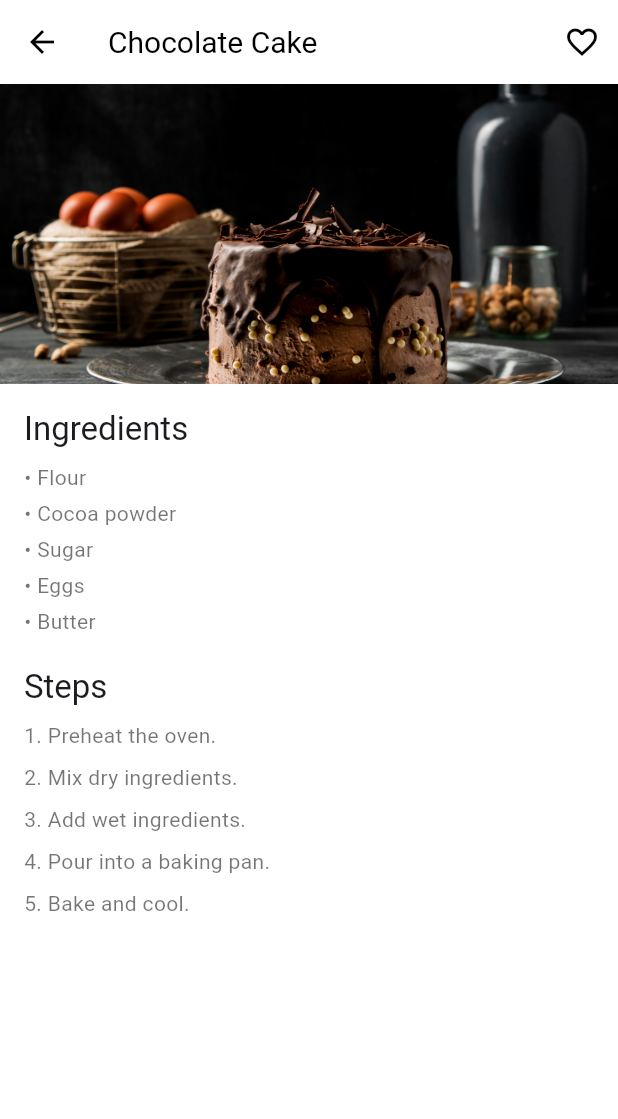
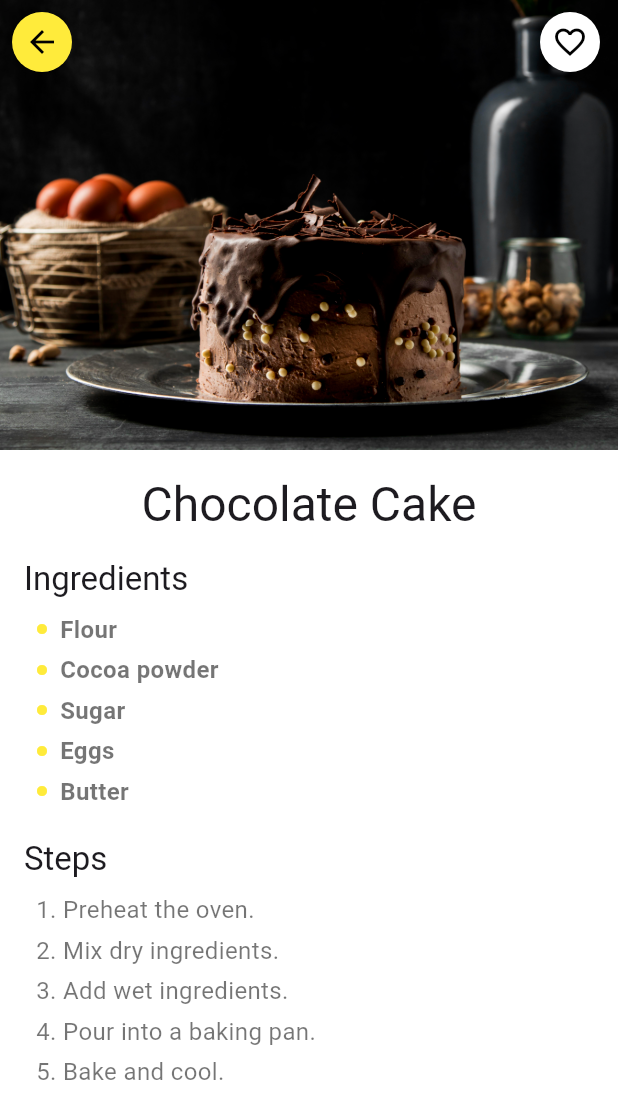
Before and after one commit to MCDiYae/cook_app, a Flutter app: the screen it shows after launch, after a tap on "Chocolate Cake", on a phone screen of 412 x 824 dp. Shown: the top 1119 px of the screen. Run offline on Flutter 3.47's test engine with Material 3 defaults, Android fonts, the phone set to English and light mode, and no system bars; our stand-ins replace shared_preferences.

Commit message:
recipe page

```diff
--- a/assets/data/recipes.json
+++ b/assets/data/recipes.json
@@ -183,7 +183,7 @@
       "id": "10",
       "title": "Paella",
       "imageUrl": "assets/images/paella.jpg",
-      "categories": ["Spanish"],
+      "categories": ["Spanish","trend"],
       "ingredients": [
           "Rice",
           "Seafood",
--- a/lib/screens/recipe_page.dart
+++ b/lib/screens/recipe_page.dart
@@ -17,18 +17,37 @@ class RecipePage extends StatelessWidget {
   @override
   Widget build(BuildContext context) {
     return Scaffold(
+      extendBodyBehindAppBar: true,
       appBar: AppBar(
-        leading: IconButton(
-          icon: const Icon(Icons.arrow_back),
-          onPressed: () => Navigator.of(context).pop(),
+        backgroundColor: Colors.transparent,
+        leading: Container(
+          margin: const EdgeInsets.all(8.0), // Add some margin
+          decoration: const BoxDecoration(
+            color: Colors.yellow, // Background color for the icon
+            shape: BoxShape.circle, // Circular shape
+          ),
+          child: IconButton(
+            icon: const Icon(Icons.arrow_back),
+            color: Colors.black,
+            onPressed: () => Navigator.of(context).pop(),
+          ),
         ),
-        title: Text(title),
         actions: [
-          IconButton(
-            icon: const Icon(Icons.favorite_border),
-            onPressed: () {
-              // TODO: Implement favorite functionality
-            },
+          Container(
+            margin: const EdgeInsets.all(8.0), // Add some margin
+            decoration: const BoxDecoration(
+              color: Colors.white, // Background color for the icon
+              shape: BoxShape.circle, // Circular shape
+            ),
+            child: IconButton(
+              icon: const Icon(
+                Icons.favorite_border,
+                color: Colors.black,
+              ),
+              onPressed: () {
+                // TODO: Implement bookmark functionality
+              },
+            ),
           ),
         ],
       ),
@@ -39,7 +58,7 @@ class RecipePage extends StatelessWidget {
             Image.asset(
               imageUrl,
               width: double.infinity,
-              height: 200,
+              height: 300,
               fit: BoxFit.cover,
             ),
             Padding(
@@ -47,14 +66,37 @@ class RecipePage extends StatelessWidget {
               child: Column(
                 crossAxisAlignment: CrossAxisAlignment.start,
                 children: [
+                  Center(
+                    child: Text(
+                      title,
+                      style: Theme.of(context).textTheme.headlineLarge,
+                      textAlign: TextAlign.center,
+                    ),
+                  ),
+                  const SizedBox(
+                    height: 16,
+                  ),
                   Text(
                     'Ingredients',
                     style: Theme.of(context).textTheme.titleLarge,
                   ),
                   const SizedBox(height: 8),
                   ...ingredients.map((ingredient) => Padding(
-                        padding: const EdgeInsets.only(bottom: 4),
-                        child: Text('• $ingredient'),
+                        padding: const EdgeInsets.only(left: 8, bottom: 4),
+                        child: Row(
+                          children: [
+                            const Icon(Icons.circle,
+                                size: 8, color: Colors.yellow),
+                            const SizedBox(width: 8),
+                            Text(
+                              ingredient,
+                              style: const TextStyle(
+                                fontSize: 16,
+                                fontWeight: FontWeight.bold,
+                              ),
+                            ),
+                          ],
+                        ),
                       )),
                   const SizedBox(height: 16),
                   Text(
@@ -63,8 +105,11 @@ class RecipePage extends StatelessWidget {
                   ),
                   const SizedBox(height: 8),
                   ...steps.asMap().entries.map((entry) => Padding(
-                        padding: const EdgeInsets.only(bottom: 8),
-                        child: Text('${entry.key + 1}. ${entry.value}'),
+                        padding: const EdgeInsets.only(left: 8, bottom: 4),
+                        child: Text(
+                          '${entry.key + 1}. ${entry.value}',
+                          style: const TextStyle(fontSize: 16),
+                        ),
                       )),
                 ],
               ),
```
